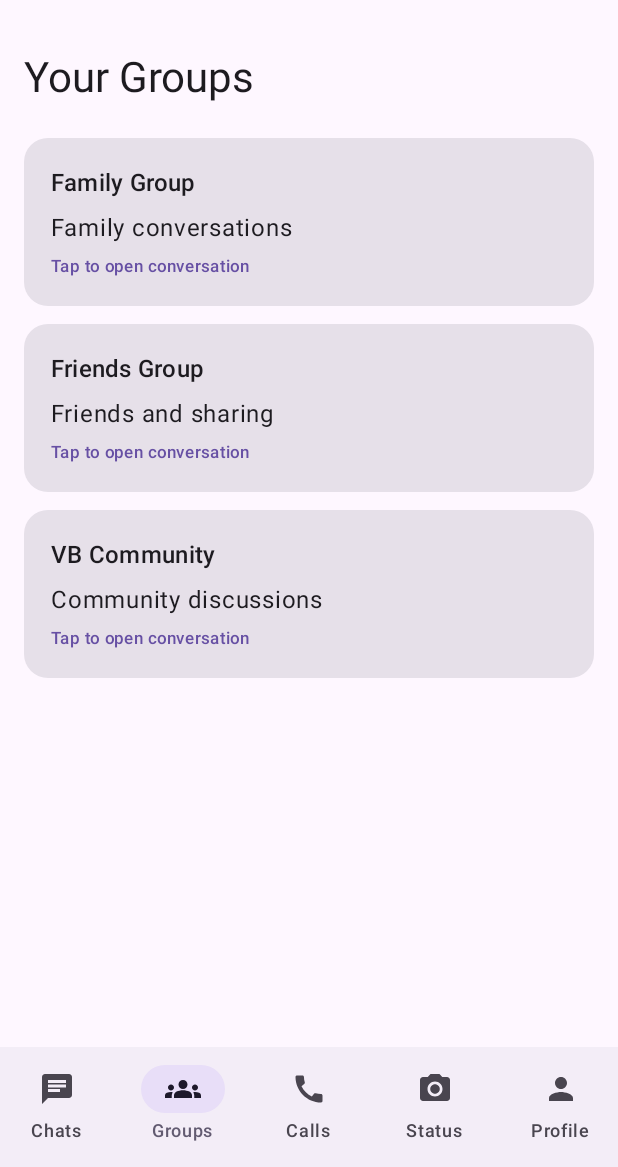
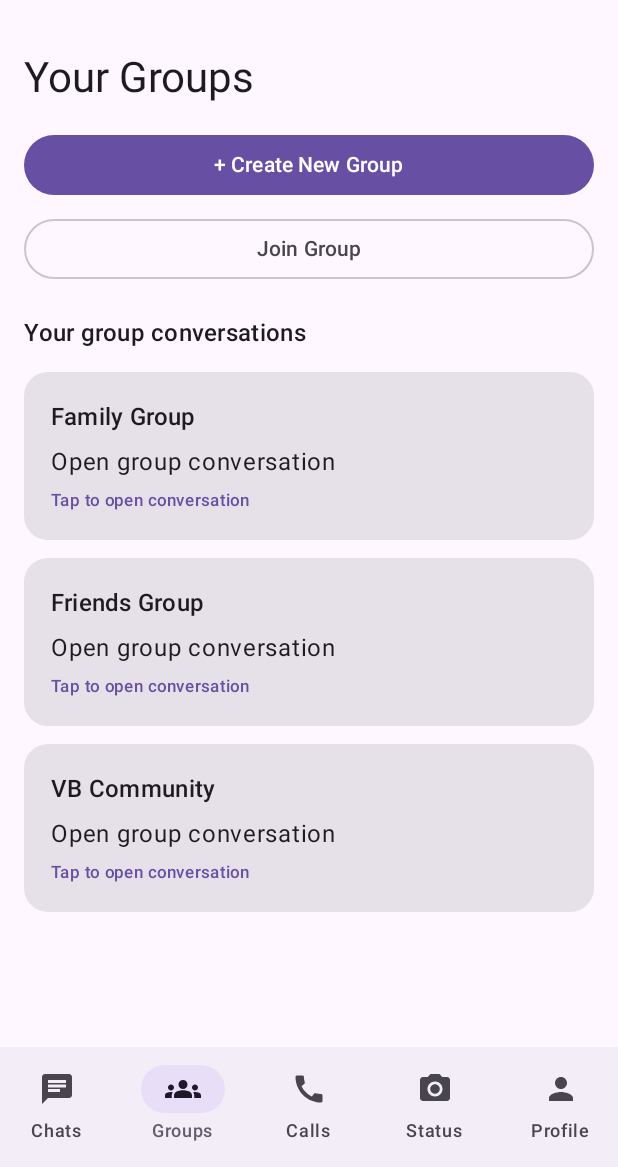
Before and after one commit to krstoreglobal/Voicebox, an Android app built with Jetpack Compose: the screen it shows after launch (MainActivity), item 2 of the bottom bar chosen, on a phone screen of 412 x 824 dp, the part 69-1236 px from its top. Run offline under Robolectric (Android 15) with nearby library versions, the phone set to English and light mode, and no system bars.

Commit message:
Add create and join group features

```diff
--- a/app/src/main/java/com/vb/voicebox/MainActivity.kt
+++ b/app/src/main/java/com/vb/voicebox/MainActivity.kt
@@ -39,6 +39,66 @@ class MainActivity : ComponentActivity() {
 @OptIn(ExperimentalMaterial3Api::class)
 @Composable
 fun VoiceboxApp() {
+    val context = LocalContext.current
+
+    val prefs = remember(context) {
+        context.getSharedPreferences("vb_chat_messages", Context.MODE_PRIVATE)
+    }
+
+    val groups = remember(context) {
+        mutableStateListOf<String>().apply {
+            val saved = prefs.getString("group_list", null)
+
+            if (saved == null) {
+                addAll(listOf(
+                    "Family Group",
+                    "Friends Group",
+                    "VB Community"
+                ))
+
+                val array = JSONArray()
+                forEach { array.put(it) }
+
+                prefs.edit()
+                    .putString("group_list", array.toString())
+                    .apply()
+            } else {
+                try {
+                    val array = JSONArray(saved)
+                    for (i in 0 until array.length()) {
+                        add(array.getString(i))
+                    }
+                } catch (_: Exception) {
+                    addAll(listOf(
+                        "Family Group",
+                        "Friends Group",
+                        "VB Community"
+                    ))
+                }
+            }
+        }
+    }
+
+    fun saveGroups() {
+        val array = JSONArray()
+        groups.forEach { array.put(it) }
+
+        prefs.edit()
+            .putString("group_list", array.toString())
+            .apply()
+    }
+
+    fun addGroup(name: String) {
+        val cleanName = name.trim()
+
+        if (cleanName.isNotEmpty() &&
+            groups.none { it.equals(cleanName, ignoreCase = true) }
+        ) {
+            groups.add(cleanName)
+            saveGroups()
+        }
+    }
+
     var selectedTab by remember { mutableIntStateOf(0) }
     var openedGroup by remember { mutableStateOf<String?>(null) }
 
@@ -92,8 +152,17 @@ fun VoiceboxApp() {
                 )
             } else {
                 when (selectedTab) {
-                    0 -> ChatsScreen { openedGroup = it }
-                    1 -> GroupsScreen { openedGroup = it }
+                    0 -> ChatsScreen(groups) {
+                        openedGroup = it
+                    }
+
+                    1 -> GroupsScreen(
+                        groups = groups,
+                        onCreate = { addGroup(it) },
+                        onJoin = { addGroup(it) },
+                        onGroupClick = { openedGroup = it }
+                    )
+
                     2 -> SimpleScreen("Voice and video calls")
                     3 -> SimpleScreen("Personal and group status")
                     4 -> SimpleScreen("Your VB profile")
@@ -104,7 +173,10 @@ fun VoiceboxApp() {
 }
 
 @Composable
-fun ChatsScreen(onGroupClick: (String) -> Unit) {
+fun ChatsScreen(
+    groups: List<String>,
+    onGroupClick: (String) -> Unit
+) {
     Column {
         Text(
             "Welcome to VB",
@@ -123,22 +195,25 @@ fun ChatsScreen(onGroupClick: (String) -> Unit) {
 
         Spacer(modifier = Modifier.height(12.dp))
 
-        GroupCard("Family Group", "Welcome to Voicebox!") {
-            onGroupClick("Family Group")
-        }
-
-        GroupCard("Friends Group", "Let's talk together.") {
-            onGroupClick("Friends Group")
-        }
-
-        GroupCard("VB Community", "Share your voice.") {
-            onGroupClick("VB Community")
+        groups.forEach { group ->
+            GroupCard(group, "Group conversation") {
+                onGroupClick(group)
+            }
         }
     }
 }
 
 @Composable
-fun GroupsScreen(onGroupClick: (String) -> Unit) {
+fun GroupsScreen(
+    groups: List<String>,
+    onCreate: (String) -> Unit,
+    onJoin: (String) -> Unit,
+    onGroupClick: (String) -> Unit
+) {
+    var showCreate by remember { mutableStateOf(false) }
+    var showJoin by remember { mutableStateOf(false) }
+    var groupName by remember { mutableStateOf("") }
+
     Column {
         Text(
             "Your Groups",
@@ -147,17 +222,108 @@ fun GroupsScreen(onGroupClick: (String) -> Unit) {
 
         Spacer(modifier = Modifier.height(16.dp))
 
-        GroupCard("Family Group", "Family conversations") {
-            onGroupClick("Family Group")
+        Button(
+            onClick = {
+                groupName = ""
+                showCreate = true
+            },
+            modifier = Modifier.fillMaxWidth()
+        ) {
+            Text("+ Create New Group")
         }
 
-        GroupCard("Friends Group", "Friends and sharing") {
-            onGroupClick("Friends Group")
+        Spacer(modifier = Modifier.height(8.dp))
+
+        OutlinedButton(
+            onClick = {
+                groupName = ""
+                showJoin = true
+            },
+            modifier = Modifier.fillMaxWidth()
+        ) {
+            Text("Join Group")
         }
 
-        GroupCard("VB Community", "Community discussions") {
-            onGroupClick("VB Community")
+        Spacer(modifier = Modifier.height(20.dp))
+
+        Text(
+            "Your group conversations",
+            style = MaterialTheme.typography.titleMedium
+        )
+
+        Spacer(modifier = Modifier.height(8.dp))
+
+        groups.forEach { group ->
+            GroupCard(group, "Open group conversation") {
+                onGroupClick(group)
+            }
         }
+    }
+
+    if (showCreate) {
+        AlertDialog(
+            onDismissRequest = { showCreate = false },
+            title = { Text("Create New Group") },
+            text = {
+                OutlinedTextField(
+                    value = groupName,
+                    onValueChange = { groupName = it },
+                    label = { Text("Group Name") },
+                    singleLine = true
+                )
+            },
+            confirmButton = {
+                TextButton(
+                    onClick = {
+                        if (groupName.isNotBlank()) {
+                            onCreate(groupName)
+                            showCreate = false
+                            groupName = ""
+                        }
+                    }
+                ) {
+                    Text("Create")
+                }
+            },
+            dismissButton = {
+                TextButton(onClick = { showCreate = false }) {
+                    Text("Cancel")
+                }
+            }
+        )
+    }
+
+    if (showJoin) {
+        AlertDialog(
+            onDismissRequest = { showJoin = false },
+            title = { Text("Join Group") },
+            text = {
+                OutlinedTextField(
+                    value = groupName,
+                    onValueChange = { groupName = it },
+                    label = { Text("Enter Group Name") },
+                    singleLine = true
+                )
+            },
+            confirmButton = {
+                TextButton(
+                    onClick = {
+                        if (groupName.isNotBlank()) {
+                            onJoin(groupName)
+                            showJoin = false
+                            groupName = ""
+                        }
+                    }
+                ) {
+                    Text("Join")
+                }
+            },
+            dismissButton = {
+                TextButton(onClick = { showJoin = false }) {
+                    Text("Cancel")
+                }
+            }
+        )
     }
 }
 
@@ -214,10 +380,9 @@ fun GroupChatScreen(
 
             if (saved != null) {
                 try {
-                    val jsonArray = JSONArray(saved)
-
-                    for (i in 0 until jsonArray.length()) {
-                        add(jsonArray.getString(i))
+                    val array = JSONArray(saved)
+                    for (i in 0 until array.length()) {
+                        add(array.getString(i))
                     }
                 } catch (_: Exception) {
                     add("Welcome to $groupName!")
@@ -231,7 +396,6 @@ fun GroupChatScreen(
     var messageText by remember { mutableStateOf("") }
 
     Column(modifier = Modifier.fillMaxSize()) {
-
         TextButton(onClick = onBack) {
             Text("← Back to groups")
         }
@@ -285,11 +449,11 @@ fun GroupChatScreen(
                     if (messageText.isNotBlank()) {
                         messages.add("You: ${messageText.trim()}")
 
-                        val jsonArray = JSONArray()
-                        messages.forEach { jsonArray.put(it) }
+                        val array = JSONArray()
+                        messages.forEach { array.put(it) }
 
                         prefs.edit()
-                            .putString(groupName, jsonArray.toString())
+                            .putString(groupName, array.toString())
                             .apply()
 
                         messageText = ""
```
